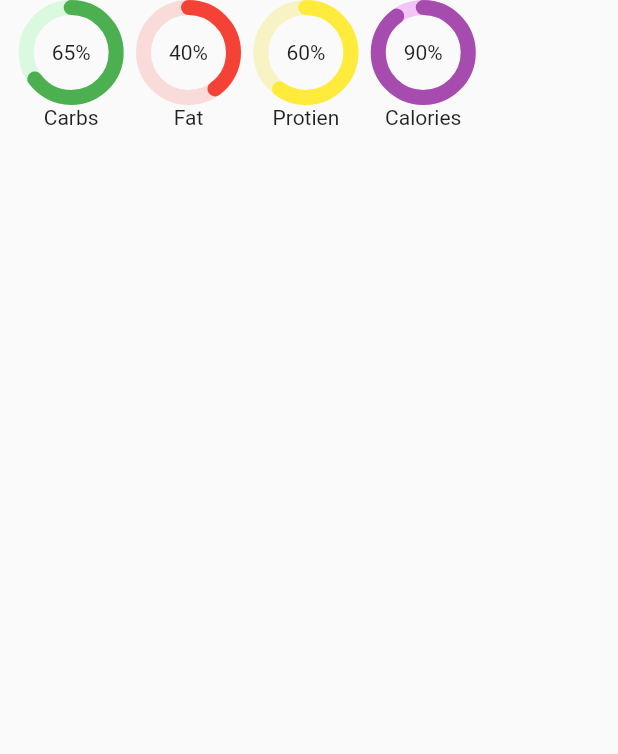
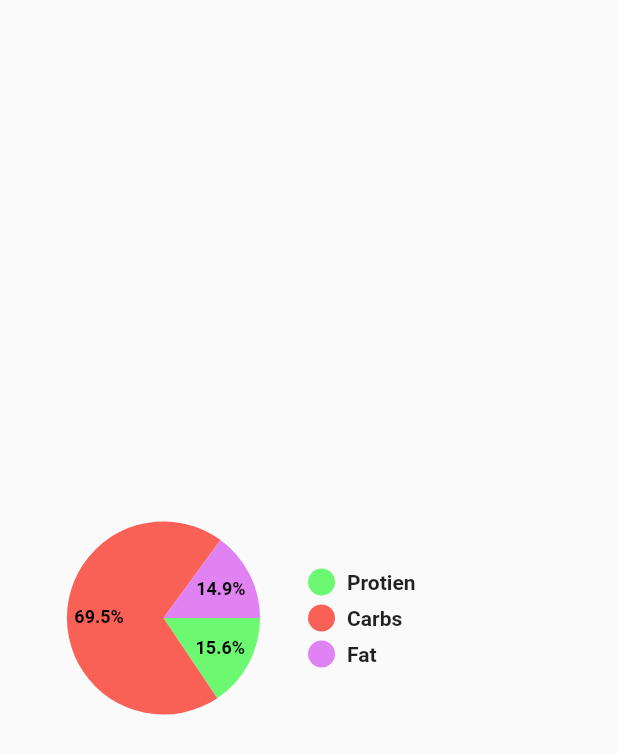
Before and after one commit to Team-Ayura/Ayura-Client, a Flutter app: what nutritions() shows on an empty page, opened directly, on a phone screen of 412 x 824 dp. Shown: the top 754 px of the screen. Run offline on Flutter 3.47's test engine with Material 2 defaults, Android fonts, the phone set to English and light mode, and no system bars; drawn by our look-alikes of percent_indicator, pie_chart; our stand-ins replace buttons_tabbar, fl_chart, flutter_animate, flutter_calendar_carousel, flutter_slidable, flutter_svg and 9 more; missing offline and left inert: country_list_pick, flutter_ruler_picker, time_duration_picker; accounts and stored records are empty; network calls fail; project files that could hold a hidden picture were left out.

Commit message:
meal list

```diff
--- a/lib/auth/onboarding_screen.dart
+++ b/lib/auth/onboarding_screen.dart
@@ -1,6 +1,5 @@
 import 'package:ayura/auth/auth_screen.dart';
 import 'package:ayura/auth/login.dart';
-import 'package:ayura/pages/home.dart';
 import 'package:ayura/constants/colors.dart';
 import 'package:ayura/constants/styles.dart';
 import 'package:ayura/utils/router.dart';
--- a/lib/main.dart
+++ b/lib/main.dart
@@ -1,4 +1,5 @@
 import 'package:ayura/auth/onboarding_screen.dart';
+import 'package:ayura/pages/features/mealPlan/meal_screen.dart';
 import 'package:ayura/pages/splash_screen.dart';
 // import 'package:ayura/auth/signup.dart';
 import 'package:ayura/pages/home.dart';
--- a/lib/widgets/features/mealplan/mealsList.dart
+++ b/lib/widgets/features/mealplan/mealsList.dart
@@ -14,9 +14,10 @@ class MealsList extends StatelessWidget {
           mainAxisSpacing: 8.0, // Spacing between rows
           mainAxisExtent: 220, //Vertical height of each cell
         ),
-        itemCount: 3,
+        itemCount: 6,
         itemBuilder: (context, index) {
           return MealCard(
+          name: mealList[index].name,
           imagePath: mealList[index].image,
           calories: mealList[index].calories,
 
--- a/lib/widgets/features/mealplan/nutritions.dart
+++ b/lib/widgets/features/mealplan/nutritions.dart
@@ -1,57 +1,36 @@
 import 'package:flutter/material.dart';
 import 'package:percent_indicator/circular_percent_indicator.dart';
+import 'package:pie_chart/pie_chart.dart';
 
 Widget nutritions(BuildContext? context) {
   final width = MediaQuery.of(context!).size.width;
+  Map<String, double> dataMap = {"Protien": 7.2, "Carbs": 32.1, "Fat": 6.9};
+  final colorList = <Color>[const Color.fromARGB(255, 109, 248, 113), const Color.fromARGB(255, 249, 97, 86), const Color.fromARGB(255, 224, 130, 241)];
   return SizedBox(
-    width: width * 0.8,
-    child: Row(
-      mainAxisAlignment: MainAxisAlignment.center,
-      children: <Widget>[
-        CircularPercentIndicator(
-          radius: 35.0,
-          lineWidth: 10.0,
-          percent: 0.65,
-          center: const Text("65%"),
-          footer: const Text('Carbs'),
-          progressColor: Colors.green,
-          backgroundColor: const Color.fromRGBO(54, 244, 76, 0.161),
-          circularStrokeCap: CircularStrokeCap.round,
+      width: width * 0.8,
+      child: PieChart(
+        dataMap: dataMap,
+        animationDuration: const Duration(milliseconds: 800),
+        chartLegendSpacing: 32,
+        chartRadius: MediaQuery.of(context).size.width / 3.2,
+        colorList: colorList,
+        initialAngleInDegree: 0,
+        chartType: ChartType.disc,
+        ringStrokeWidth: 32,
+        legendOptions:const LegendOptions(
+          showLegendsInRow: false,
+          legendPosition: LegendPosition.right,
+          showLegends: true,
+          legendTextStyle: TextStyle(
+            fontWeight: FontWeight.bold,
+          ),
         ),
-        SizedBox(width: width * 0.02),
-        CircularPercentIndicator(
-          radius: 35.0,
-          lineWidth: 10.0,
-          percent: 0.40,
-          center: const Text("40%"),
-          footer: const Text('Fat'),
-          progressColor: Colors.red,
-          backgroundColor: const Color.fromRGBO(244, 67, 54, 0.162),
-          circularStrokeCap: CircularStrokeCap.round,
+        chartValuesOptions: const ChartValuesOptions(
+          showChartValueBackground: false,
+          showChartValues: true,
+          showChartValuesInPercentage: true,
+          showChartValuesOutside: false,
+          decimalPlaces: 1,
         ),
-        SizedBox(width: width * 0.02),
-        CircularPercentIndicator(
-          radius: 35.0,
-          lineWidth: 10.0,
-          percent: 0.60,
-          center: const Text("60%"),
-          footer: const Text('Protien'),
-          progressColor: Colors.yellow,
-          backgroundColor: const Color.fromRGBO(244, 225, 54, 0.278),
-          circularStrokeCap: CircularStrokeCap.round,
-        ),
-        SizedBox(width: width * 0.02),
-        CircularPercentIndicator(
-          radius: 35.0,
-          lineWidth: 10.0,
-          percent: 0.90,
-          center: const Text("90%"),
-          footer: const Text('Calories'),
-          progressColor: const Color.fromARGB(255, 167, 76, 175),
-          backgroundColor: const Color.fromRGBO(222, 54, 244, 0.275),
-          circularStrokeCap: CircularStrokeCap.round,
-        )
-      ],
-    ),
-  );
+      ));
 }
```
Also changed, not shown: lib/constants/data.dart (+7 -7 lines), lib/pages/features/mealPlan/viewmeal_screen.dart (+22 -23 lines), lib/widgets/features/mealplan/meal_card.dart (+15 -2 lines), assets/images/mealPlan/cowpea.png (added), assets/images/mealPlan/greengramrice.png, assets/images/mealPlan/hoppers.png (added), assets/images/mealPlan/ingredient2.png, assets/images/mealPlan/ingredient3.png, assets/images/mealPlan/ingredient4.png, assets/images/mealPlan/ingredient5.png, assets/images/mealPlan/kaupi.png (deleted), assets/images/mealPlan/pittu.png (added), assets/images/mealPlan/redstringhoppers.png, assets/images/mealPlan/rice.png (deleted), 1 more files.
